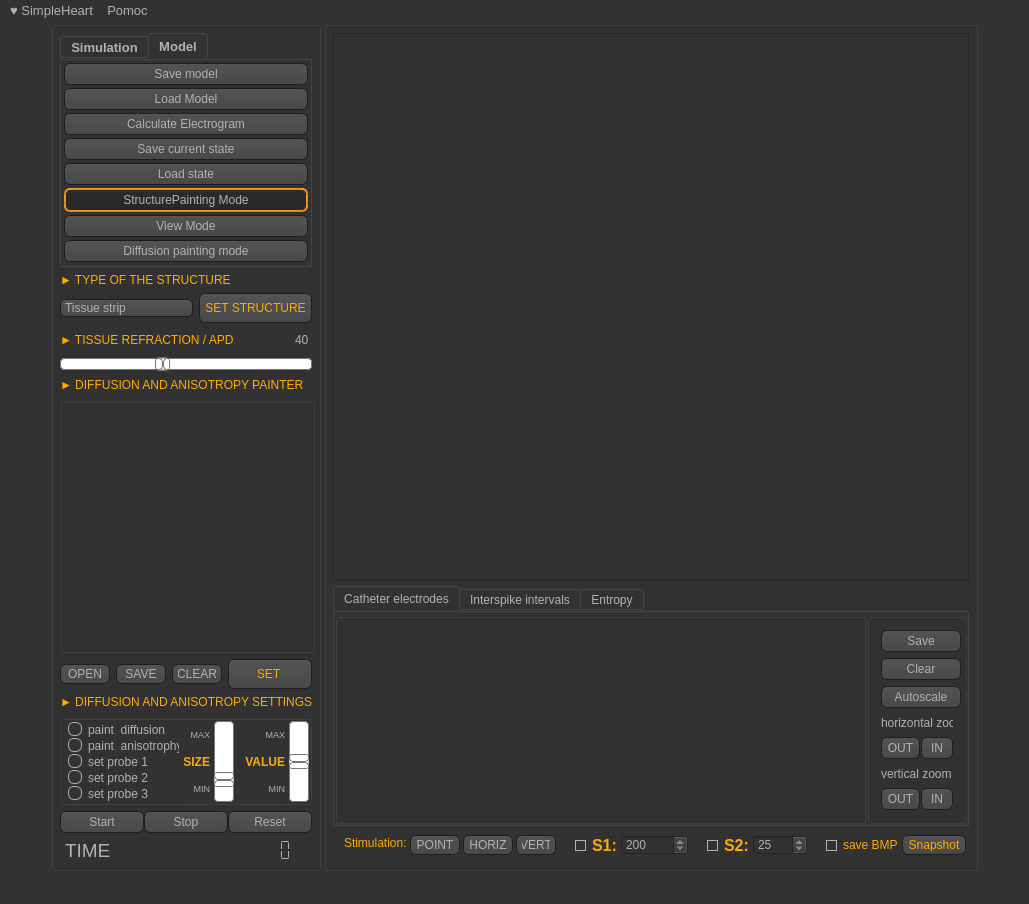
Old version of the form simpleheart.ui in the repository pmpod/SimpleHeart.
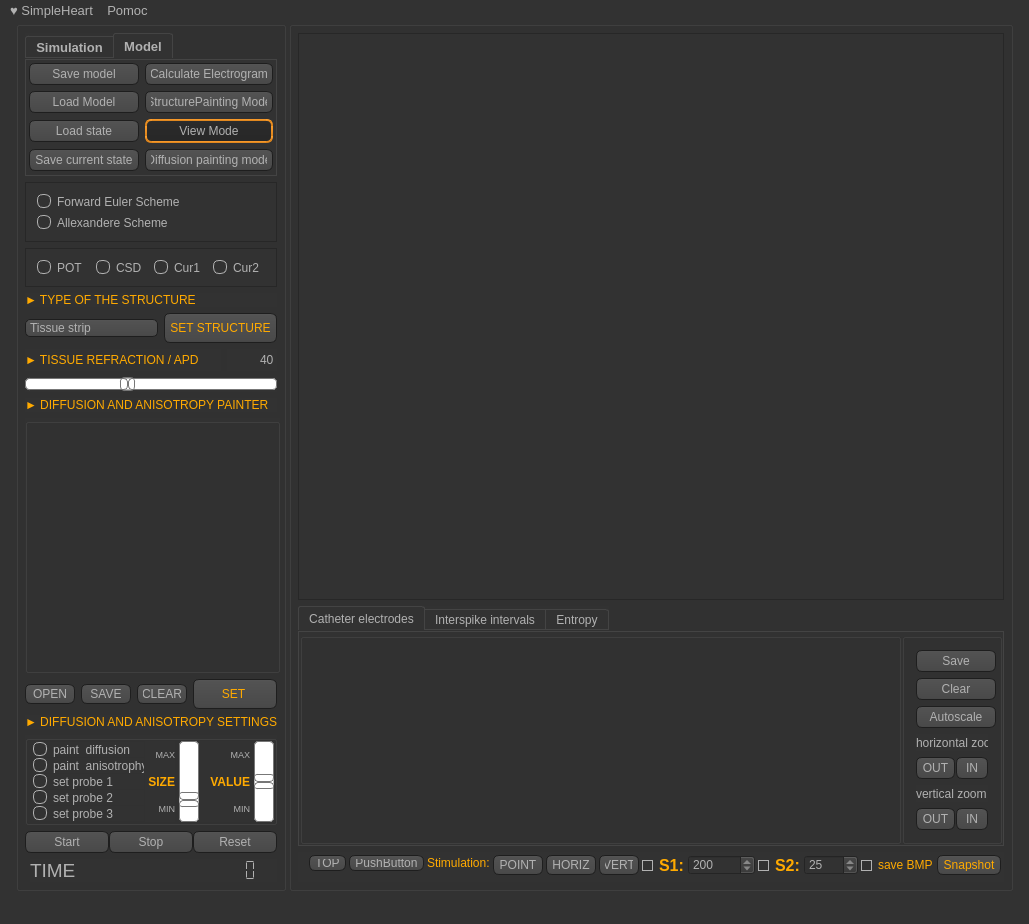
New version of the form. Icons and pictures are not drawn.

Commit message: Numerous changes to Display and View parts of the program

The edit to the form file:
```diff
--- a/simpleheart.ui
+++ b/simpleheart.ui
@@ -7,7 +7,7 @@
     <x>0</x>
     <y>0</y>
     <width>1029</width>
-    <height>879</height>
+    <height>904</height>
    </rect>
   </property>
   <property name="font">
@@ -580,41 +580,43 @@
             <number>3</number>
            </property>
            <item>
+            <layout class="QGridLayout" name="gridLayout">
+             <item row="0" column="0">
             <widget class="QPushButton" name="b_saveStructure">
              <property name="text">
               <string>Save model</string>
              </property>
             </widget>
            </item>
-           <item>
+             <item row="1" column="0">
             <widget class="QPushButton" name="b_loadStructure">
              <property name="text">
               <string>Load Model</string>
              </property>
             </widget>
            </item>
-           <item>
-            <widget class="QPushButton" name="b_calculateFullElectrogram">
-             <property name="text">
-              <string>Calculate Electrogram</string>
-             </property>
-            </widget>
-           </item>
-           <item>
-            <widget class="QPushButton" name="b_saveCurrentState">
-             <property name="text">
-              <string>Save current state</string>
-             </property>
-            </widget>
-           </item>
-           <item>
+             <item row="2" column="0">
             <widget class="QPushButton" name="b_loadState">
              <property name="text">
               <string>Load state</string>
              </property>
             </widget>
            </item>
-           <item>
+             <item row="4" column="0">
+              <widget class="QPushButton" name="b_saveCurrentState">
+               <property name="text">
+                <string>Save current state</string>
+               </property>
+              </widget>
+             </item>
+             <item row="0" column="1">
+              <widget class="QPushButton" name="b_calculateFullElectrogram">
+               <property name="text">
+                <string>Calculate Electrogram</string>
+               </property>
+              </widget>
+             </item>
+             <item row="1" column="1">
             <widget class="QPushButton" name="b_stateStructureModifier">
              <property name="sizePolicy">
               <sizepolicy hsizetype="Minimum" vsizetype="Fixed">
@@ -635,7 +637,7 @@
               <bool>true</bool>
              </property>
              <property name="checked">
-              <bool>true</bool>
+                <bool>false</bool>
              </property>
              <property name="autoExclusive">
               <bool>true</bool>
@@ -648,20 +650,7 @@
              </property>
             </widget>
            </item>
-           <item>
-            <widget class="QPushButton" name="b_stateViewer">
-             <property name="text">
-              <string>View Mode</string>
-             </property>
-             <property name="checkable">
-              <bool>true</bool>
-             </property>
-             <property name="autoExclusive">
-              <bool>true</bool>
-             </property>
-            </widget>
-           </item>
-           <item>
+             <item row="4" column="1">
             <widget class="QPushButton" name="b_diffPainting">
              <property name="text">
               <string>Diffusion painting mode</string>
@@ -674,10 +663,103 @@
              </property>
             </widget>
            </item>
-          </layout>
+             <item row="2" column="1">
+              <widget class="QPushButton" name="b_stateViewer">
+               <property name="text">
+                <string>View Mode</string>
+               </property>
+               <property name="checkable">
+                <bool>true</bool>
+               </property>
+               <property name="checked">
+                <bool>true</bool>
+               </property>
+               <property name="autoExclusive">
+                <bool>true</bool>
+               </property>
+              </widget>
+             </item>
+            </layout>
+           </item>
+          </layout>
          </widget>
         </widget>
        </item>
+       <item>
+        <widget class="QFrame" name="frame">
+         <property name="frameShape">
+          <enum>QFrame::StyledPanel</enum>
+         </property>
+         <property name="frameShadow">
+          <enum>QFrame::Raised</enum>
+         </property>
+         <layout class="QVBoxLayout" name="verticalLayout_2">
+          <item>
+           <widget class="QRadioButton" name="rb_ForwardEulerScheme">
+            <property name="text">
+             <string>Forward Euler Scheme</string>
+            </property>
+            <property name="checked">
+             <bool>true</bool>
+            </property>
+           </widget>
+          </item>
+          <item>
+           <widget class="QRadioButton" name="rb_AllexandereScheme">
+            <property name="text">
+             <string>Allexandere Scheme</string>
+            </property>
+           </widget>
+          </item>
+         </layout>
+        </widget>
+       </item>
+       <item>
+        <widget class="QFrame" name="frame_2">
+         <property name="frameShape">
+          <enum>QFrame::StyledPanel</enum>
+         </property>
+         <property name="frameShadow">
+          <enum>QFrame::Raised</enum>
+         </property>
+         <layout class="QHBoxLayout" name="horizontalLayout_11">
+          <item>
+           <widget class="QRadioButton" name="rb_setDisplayPotentialMode">
+            <property name="text">
+             <string>POT</string>
+            </property>
+            <property name="checked">
+             <bool>true</bool>
+            </property>
+            <property name="autoExclusive">
+             <bool>true</bool>
+            </property>
+           </widget>
+          </item>
+          <item>
+           <widget class="QRadioButton" name="rb_setDisplayCsdMode">
+            <property name="text">
+             <string>CSD</string>
+            </property>
+           </widget>
+          </item>
+          <item>
+           <widget class="QRadioButton" name="rb_setDisplayC1Mode">
+            <property name="text">
+             <string>Cur1</string>
+            </property>
+           </widget>
+          </item>
+          <item>
+           <widget class="QRadioButton" name="rb_setDisplayC2Mode">
+            <property name="text">
+             <string>Cur2</string>
+            </property>
+           </widget>
+          </item>
+         </layout>
+        </widget>
+       </item>
        <item>
         <widget class="QLabel" name="label_3">
          <property name="maximumSize">
@@ -5785,6 +5867,20 @@
           <property name="rightMargin">
            <number>3</number>
           </property>
+          <item>
+           <widget class="QPushButton" name="pushButton">
+            <property name="text">
+             <string>TOP</string>
+            </property>
+           </widget>
+          </item>
+          <item>
+           <widget class="QPushButton" name="pushButton_2">
+            <property name="text">
+             <string>PushButton</string>
+            </property>
+           </widget>
+          </item>
           <item>
            <widget class="QLabel" name="label_5">
             <property name="styleSheet">
```
Left out of the diff: 9 changed lines with no effect on the pictures. Lines whose indentation alone changed are shown as unchanged. The commit also changes 18 other files.
